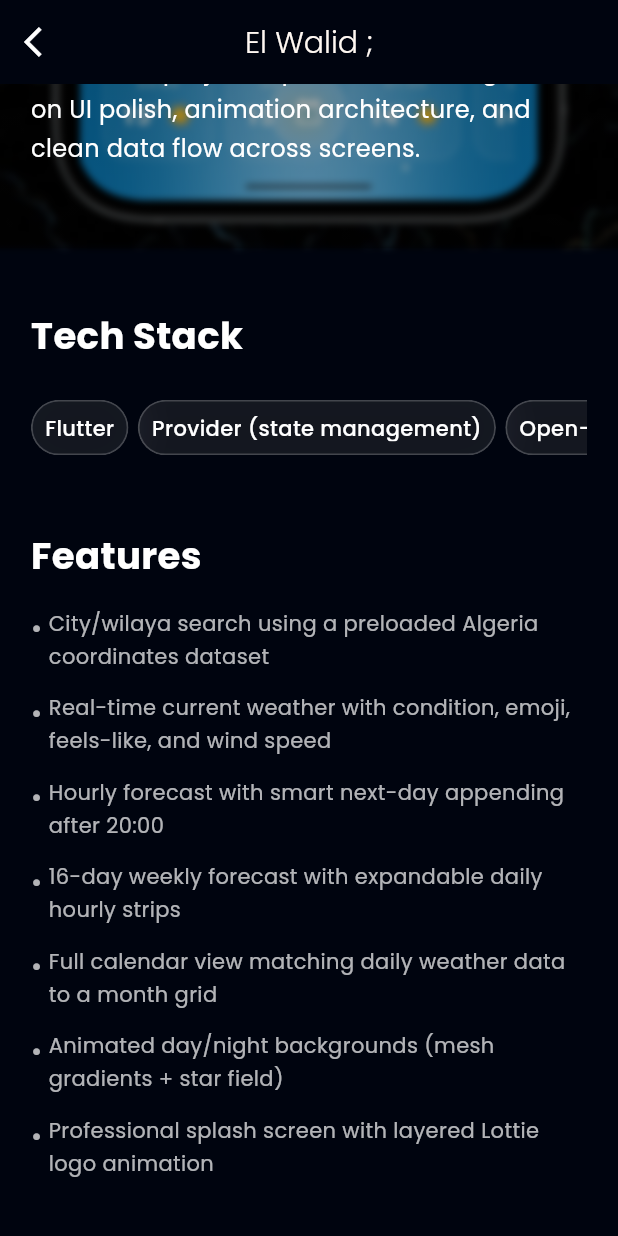
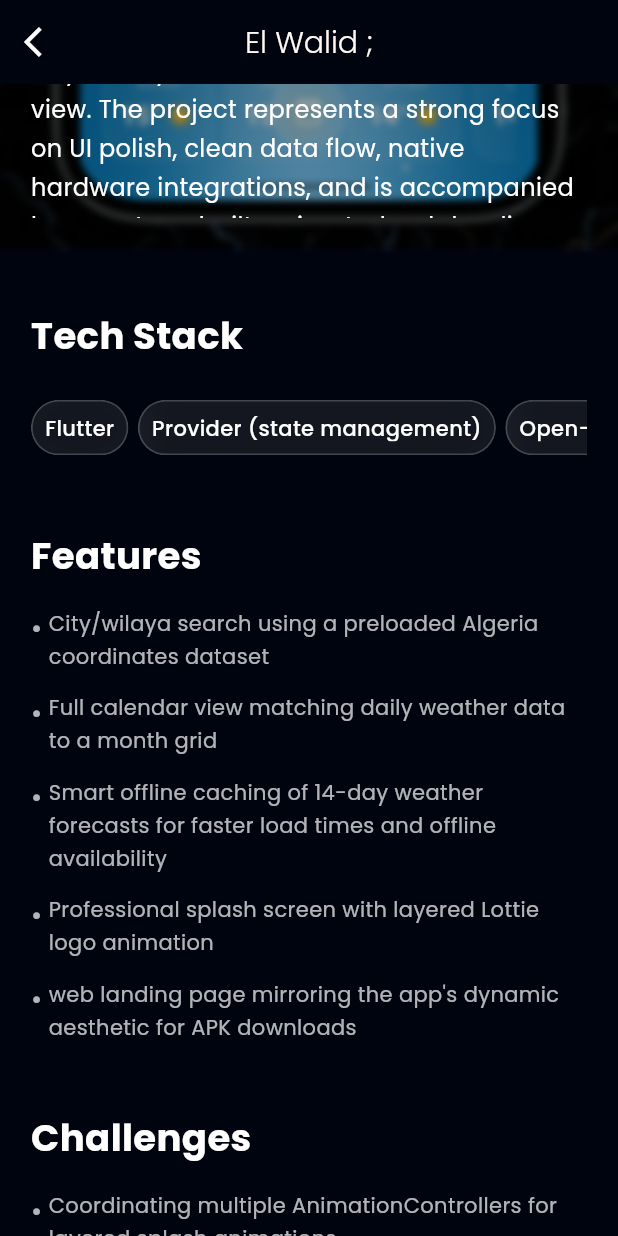
Before and after one commit to Elwaliid/walid_portfolio, a Flutter app: the ProjectDetailsScreen screen opened directly with sample values from the repository, scrolled down 576 dp, on a phone screen of 412 x 824 dp. Run offline on Flutter 3.47's test engine with Material 3 defaults, Android fonts, the light colour scheme and no system bars; our stand-ins replace animated_text_kit, carousel_slider, scrollable_positioned_list, sizer, visibility_detector; missing offline and left inert: dart:html, dart:ui_web, universal_html.

Commit message:
updating data of my recent app release(Jawwek)

```diff
--- a/lib/sections/projects/project_details.dart
+++ b/lib/sections/projects/project_details.dart
@@ -348,13 +348,14 @@ class _ProjectDetailsScreenState extends State<ProjectDetailsScreen>
                 mainAxisAlignment: MainAxisAlignment.end,
                 children: [
                   // Lauch Button
-                  ScrollEntrance(
-                    child: _GlassButton(
-                      icon: Icons.launch,
-                      label: 'Launch',
-                      onTap: () => _showLivePreview(project.cta['live']!),
+                  if (project.cta['live']!.isNotEmpty)
+                    ScrollEntrance(
+                      child: _GlassButton(
+                        icon: Icons.launch,
+                        label: 'Download',
+                        onTap: () => _showLivePreview(project.cta['live']!),
+                      ),
                     ),
-                  ),
                   SizedBox(width: 2.w),
                   // GitHub Button
                   if (project.cta['github']!.isNotEmpty)
--- a/lib/sections/projects/util/project_utils.dart
+++ b/lib/sections/projects/util/project_utils.dart
@@ -42,54 +42,52 @@ List<ProjectUtils> projectUtils = [
   //////////////////////////////////////////////////////////////////////////////////////////////
   ProjectUtils(
     banners: 'assets/imgs/jawwi.png',
-    name: 'Jawwi',
+    name: 'Jawwek',
     image: '',
     color1: '',
     color2: '',
     icons: [
       'assets/imgs/flutter.png',
     ],
-    titles: 'Algerian Weather App',
+    titles: 'Jawwek - Algerian Weather App',
     description:
-        'A beautifully animated Flutter weather app for Algeria with real-time forecasts, day/night backgrounds, and a full calendar view.',
-    links: 'https://jawwi-9c64a.web.app/', // replace with your actual link
+        'A beautifully animated Flutter weather app for Algeria with real-time forecasts, automatic GPS localization, day/night backgrounds, and a full calendar view.',
+    links: 'https://jawwi-9c64a.web.app/',
     subtitle: 'Animated Flutter Weather App for Algeria',
     overview: """
-Jawwi is a Flutter weather application built specifically for Algerian cities, delivering real-time weather data through a visually rich and animated interface. The app fetches live forecasts from the Open-Meteo API and maps them to a fully custom UI featuring glassmorphism cards, animated day/night gradient backgrounds, a star field animation, and Lottie splash sequences. Users can search any Algerian commune or wilaya and instantly get current conditions, hourly forecasts, a 16-day weekly breakdown, and a full calendar view — all adapting dynamically to sunrise/sunset times. The project represents a strong focus on UI polish, animation architecture, and clean data flow across screens.
+Jawwi is a Flutter weather application built specifically for Algerian cities, delivering real-time weather data through a visually rich and animated interface. The app fetches live forecasts from the Open-Meteo API and maps them to a fully custom UI featuring glassmorphism cards, animated day/night gradient backgrounds, a star field animation, and Lottie splash sequences. Users can automatically detect their location via GPS (with smart permission handling and reverse-geocoding) or search any Algerian commune/wilaya to instantly get current conditions, hourly forecasts, a 14-day weekly breakdown, and a full calendar view. The project represents a strong focus on UI polish, clean data flow, native hardware integrations, and is accompanied by a custom-built, animated web landing page.
 """,
     techStack: [
       "Flutter",
       "Provider (state management)",
       "Open-Meteo API",
-      "http (REST calls)",
       "Lottie (animations)",
-      "mesh (OMeshGradient backgrounds)",
+      "HTML/CSS/JS (Web Landing Page)",
     ],
     features: [
       "City/wilaya search using a preloaded Algeria coordinates dataset",
-      "Real-time current weather with condition, emoji, feels-like, and wind speed",
-      "Hourly forecast with smart next-day appending after 20:00",
-      "16-day weekly forecast with expandable daily hourly strips",
       "Full calendar view matching daily weather data to a month grid",
-      "Animated day/night backgrounds (mesh gradients + star field)",
+      "Smart offline caching of 14-day weather forecasts for faster load times and offline availability",
       "Professional splash screen with layered Lottie logo animation",
+      "web landing page mirroring the app's dynamic aesthetic for APK downloads",
     ],
     challenges: [
       "Coordinating multiple AnimationControllers for layered splash animations",
-      "Building and maintaining a preloaded Algeria places dataset for offline coordinate lookup",
       "Implementing dynamic day/night background switching tied to real sunrise/sunset data",
-      "Managing cross-screen state with a hybrid approach (Provider for sunrise/sunset, local state for weather data)",
-      "Designing an expandable weekly card system with smooth AnimatedContainer transitions",
+      "Implementing centralized state management using Provider to prevent redundant data fetching and ensure a single source of truth across the app.",
+      "Implementing flexible, adaptive layouts to guarantee responsiveness across a wide range of mobile devices.",
+      "Designing an efficient data pipeline to handle complex synchronization, strategic offline caching, and the precise execution order of multiple data fetches."
     ],
     learnings: [
       "Integrating and mapping third-party REST API responses into typed Dart models",
       "Composing complex Flutter animation hierarchies (implicit, explicit, Lottie)",
-      "Applying glassmorphism and mesh gradient techniques for polished UI",
       "Structuring a Flutter app with a clear separation between data, state, and UI layers",
-      "Handling edge cases in time-based UI logic (weather, sunrise/sunset , location)",
+      "Handling edge cases in time-based UI logic (weather, sunrise/sunset, location)",
+      "Handling device location services, permission lifecycles, and smart data caching via SharedPreferences.",
+      "Handling device location services, permission lifecycles, and smart data caching via SharedPreferences."
     ],
     cta: {
-      "live": "https://jawwi-9c64a.web.app/",
+      "live": "https://elwaliid.github.io/jawwi-landing/",
       "github": "https://github.com/Elwaliid/jawwi"
     },
   ),
@@ -143,10 +141,7 @@ MyBusiness is a full-stack CRM application designed to streamline client managem
       "Building scalable Flutter architectures with reusable components",
       "Improving UI/UX design and consistency across the app",
     ],
-    cta: {
-      "live": "https://wilou-crm.web.app",
-      "github": "https://github.com/Elwaliid/CRM"
-    },
+    cta: {"live": "", "github": "https://github.com/Elwaliid/CRM"},
   ),
   ProjectUtils(
     banners: 'assets/imgs/hiky.png',
@@ -192,10 +187,7 @@ Hiky is a modern social platform designed for hiking enthusiasts to discover, sh
       "Designing systems with scalability and performance in mind",
       "Building a product with a long-term vision and roadmap"
     ],
-    cta: {
-      "live": "https://hiky-wiky.web.app",
-      "github": "https://github.com/Elwaliid/Hiky"
-    },
+    cta: {"live": "", "github": "https://github.com/Elwaliid/Hiky"},
   ),
   ProjectUtils(
     banners: 'assets/imgs/gymfinder.png',
@@ -236,10 +228,7 @@ GymFinder is a mobile application built with Flutter and Firebase, designed to h
       "CRUD operations and real-time data handling",
       "Structuring code using models and separated logic files",
     ],
-    cta: {
-      "live": "https://gyms-9788e.web.app",
-      "github": "https://github.com/Elwaliid/gym-finder"
-    },
+    cta: {"live": "", "github": "https://github.com/Elwaliid/gym-finder"},
   ),
   ProjectUtils(
     banners: 'assets/portfF.png',
@@ -281,9 +270,6 @@ My first fully deployed website built with Flutter, designed to showcase my proj
       "Learned deployment strategies with Firebase Hosting",
       "Improved overall design sense and UI consistency",
     ],
-    cta: {
-      "live": "https://portfolio-50a83.web.app",
-      "github": "https://github.com/Elwaliid/walid_portfolio"
-    },
+    cta: {"live": "", "github": "https://github.com/Elwaliid/walid_portfolio"},
   ),
 ];
--- a/lib/sections/projects/widgets/phone_preview.dart
+++ b/lib/sections/projects/widgets/phone_preview.dart
@@ -57,8 +57,8 @@ return const Card(
     }
     return Center(
       child: Container(
-        width: 490,
-        height: 810,
+        width: 465,
+        height: 850,
         decoration: BoxDecoration(
           color: Colors.black,
           borderRadius: BorderRadius.circular(40),
```
